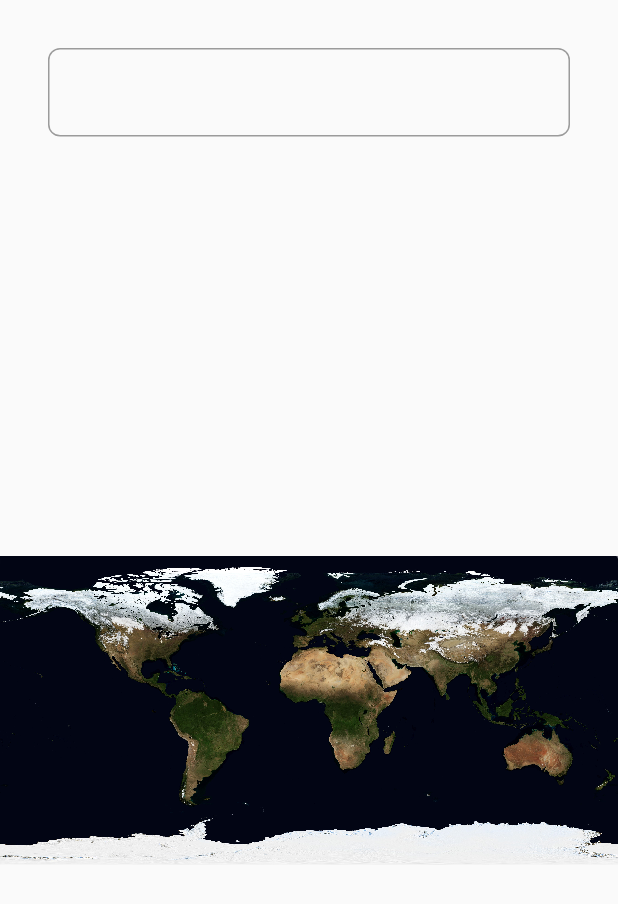
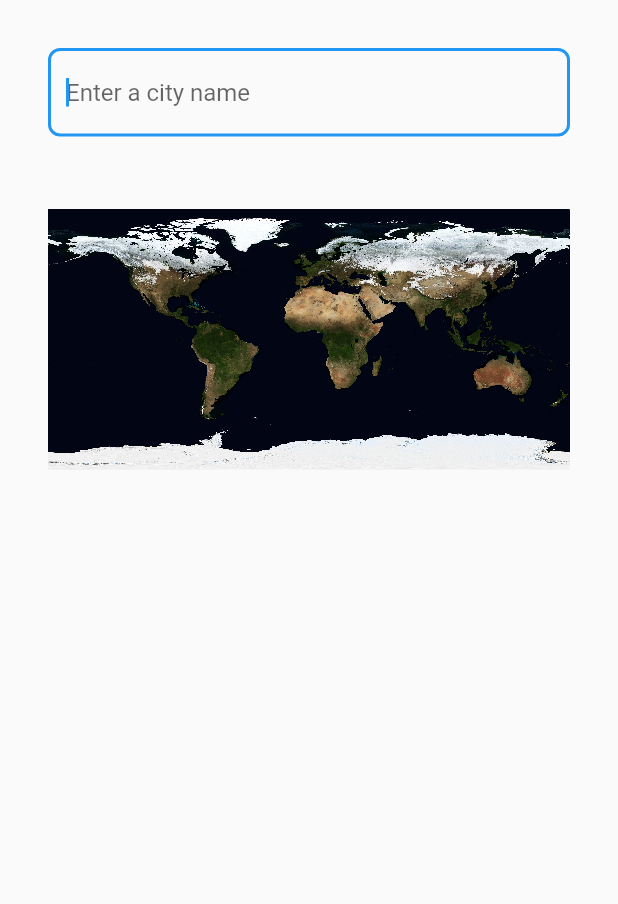
Before and after one commit to octogradiste/geo_master_class, a Flutter app: the screen it shows after launch, on a phone screen of 412 x 824 dp. Shown: the top 904 px of the screen. Run offline on Flutter 3.47's test engine with Material 2 defaults, Android fonts, the phone set to English and light mode, and no system bars; our stand-ins replace csv.

Commit message:
UI improvements

```diff
--- a/lib/geo_master_class.dart
+++ b/lib/geo_master_class.dart
@@ -28,13 +28,15 @@ class _GeoMasterClassState extends State<GeoMasterClass> {
   @override
   Widget build(BuildContext context) {
     return Scaffold(
-      body: Column(
-        children: [
-          Padding(
-            padding: const EdgeInsets.all(32),
-            child: TextField(
+      body: Padding(
+        padding: const EdgeInsets.all(32.0),
+        child: Column(
+          children: [
+            TextField(
               controller: controller,
+              autofocus: true,
               decoration: const InputDecoration(
+                hintText: 'Enter a city name',
                 border: OutlineInputBorder(
                   borderRadius: BorderRadius.all(Radius.circular(8)),
                 ),
@@ -50,9 +52,8 @@ class _GeoMasterClassState extends State<GeoMasterClass> {
                 }
               },
             ),
-          ),
-          Expanded(
-            child: Center(
+            const SizedBox(height: 48),
+            Center(
               child: FutureBuilder<ui.Image>(
                 future: loadImage(),
                 builder: (context, snapshot) {
@@ -60,7 +61,7 @@ class _GeoMasterClassState extends State<GeoMasterClass> {
                     final image = snapshot.requireData;
                     return InteractiveViewer(
                       child: FittedBox(
-                        fit: BoxFit.contain,
+                        fit: BoxFit.fill,
                         child: SizedBox(
                           width: image.width.toDouble(),
                           height: image.height.toDouble(),
@@ -79,8 +80,8 @@ class _GeoMasterClassState extends State<GeoMasterClass> {
                 },
               ),
             ),
-          ),
-        ],
+          ],
+        ),
       ),
     );
   }
```
